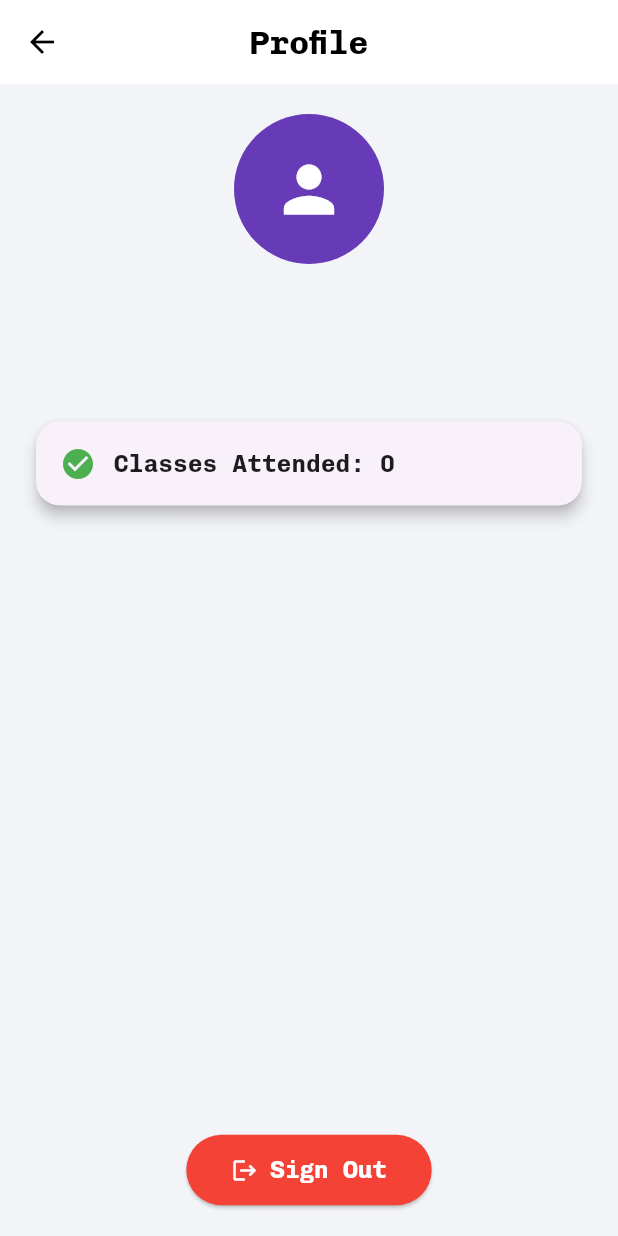
After one commit to RaghavBaheti90/Mark-me-, a Flutter app: the QRHomePage screen opened by its route, after a tap on "Profile", on a phone screen of 412 x 824 dp. The commit adds this screen. Run offline on Flutter 3.47's test engine with Material 3 defaults, Android fonts, the light colour scheme and no system bars; our stand-ins replace cloud_firestore, firebase_auth, firebase_core, qr_flutter; missing offline and left inert: qr_code_scanner; accounts and stored records are empty; network calls fail.

Commit message:
added Profile Page

```diff
--- /dev/null
+++ b/lib/pages/ProfilePage.dart
@@ -0,0 +1,268 @@
+import 'package:cloud_firestore/cloud_firestore.dart';
+import 'package:firebase_auth/firebase_auth.dart';
+import 'package:flutter/material.dart';
+
+class ProfilePage extends StatefulWidget {
+  const ProfilePage({super.key});
+
+  @override
+  State<ProfilePage> createState() => _ProfilePageState();
+}
+
+class _ProfilePageState extends State<ProfilePage> {
+  final FirebaseAuth _auth = FirebaseAuth.instance;
+  int attendedCount = 0;
+  bool isLoading = true;
+  String displayName = 'No Name';
+  List<Map<String, dynamic>> attendedSessions = [];
+
+  @override
+  void initState() {
+    super.initState();
+    fetchAttendanceData();
+    fetchUserName();
+  }
+
+  Future<void> fetchUserName() async {
+    final user = _auth.currentUser;
+    if (user == null) return;
+
+    final userDoc = await FirebaseFirestore.instance
+        .collection('users')
+        .doc(user.uid)
+        .get();
+
+    if (userDoc.exists) {
+      setState(() {
+        displayName = userDoc.data()?['name'] ?? 'No Name';
+      });
+    }
+  }
+
+  Future<void> updateUserName(String newName) async {
+    final user = _auth.currentUser;
+    if (user == null) return;
+
+    await FirebaseFirestore.instance.collection('users').doc(user.uid).set({
+      'name': newName,
+      'email': user.email,
+    }, SetOptions(merge: true));
+
+    setState(() {
+      displayName = newName;
+    });
+
+    ScaffoldMessenger.of(context).showSnackBar(
+      const SnackBar(content: Text('Name updated')),
+    );
+  }
+
+  void showEditNameDialog() {
+    final controller = TextEditingController(text: displayName);
+
+    showDialog(
+      context: context,
+      builder: (context) => AlertDialog(
+        title: const Text('Edit Name'),
+        content: TextField(
+          controller: controller,
+          decoration: const InputDecoration(
+            hintText: 'Enter your name',
+          ),
+        ),
+        actions: [
+          TextButton(
+            onPressed: () => Navigator.pop(context),
+            child: const Text('Cancel'),
+          ),
+          ElevatedButton(
+            onPressed: () {
+              final newName = controller.text.trim();
+              if (newName.isNotEmpty) {
+                updateUserName(newName);
+                Navigator.pop(context);
+              }
+            },
+            child: const Text('Save'),
+          ),
+        ],
+      ),
+    );
+  }
+
+  Future<void> fetchAttendanceData() async {
+    final user = _auth.currentUser;
+    if (user == null) return;
+
+    final sessions = await FirebaseFirestore.instance
+        .collection('attendance_sessions')
+        .orderBy('timestamp', descending: true)
+        .get();
+
+    int count = 0;
+    List<Map<String, dynamic>> sessionList = [];
+
+    for (var doc in sessions.docs) {
+      final data = doc.data();
+      final students = data['students'] as Map<String, dynamic>? ?? {};
+
+      if (students.containsKey(user.uid)) {
+        count++;
+        sessionList.add({
+          'className': data['className'] ?? 'Unknown',
+          'timestamp': data['timestamp']?.toDate(),
+        });
+      }
+    }
+
+    setState(() {
+      attendedCount = count;
+      attendedSessions = sessionList;
+      isLoading = false;
+    });
+  }
+
+  void showAttendanceDetails() {
+    if (attendedSessions.isEmpty) {
+      ScaffoldMessenger.of(context).showSnackBar(
+        const SnackBar(content: Text('No attendance records found')),
+      );
+      return;
+    }
+
+    showModalBottomSheet(
+      context: context,
+      shape: const RoundedRectangleBorder(
+        borderRadius: BorderRadius.vertical(top: Radius.circular(20)),
+      ),
+      builder: (context) => ListView.builder(
+        padding: const EdgeInsets.all(16),
+        itemCount: attendedSessions.length,
+        itemBuilder: (context, index) {
+          final session = attendedSessions[index];
+          final dateTime = session['timestamp'] as DateTime?;
+
+          return ListTile(
+            leading: const Icon(Icons.class_),
+            title: Text(session['className']),
+            subtitle: Text(
+              dateTime != null
+                  ? '${dateTime.day}/${dateTime.month}/${dateTime.year} – ${dateTime.hour}:${dateTime.minute.toString().padLeft(2, '0')}'
+                  : 'Unknown time',
+            ),
+          );
+        },
+      ),
+    );
+  }
+
+  void signOut() async {
+    await _auth.signOut();
+    Navigator.of(context).pushReplacementNamed('/login');
+  }
+
+  @override
+  Widget build(BuildContext context) {
+    final user = _auth.currentUser;
+
+    return Scaffold(
+      backgroundColor: const Color(0xFFF3F4F8),
+      appBar: AppBar(
+        title: const Text(
+          'Profile',
+          style: TextStyle(
+            fontFamily: 'ChivoMono',
+            fontWeight: FontWeight.bold,
+          ),
+        ),
+        backgroundColor: Colors.white,
+        foregroundColor: Colors.black,
+        centerTitle: true,
+        elevation: 0,
+      ),
+      body: user == null
+          ? const Center(child: Text("User not signed in"))
+          : Padding(
+              padding: const EdgeInsets.all(20.0),
+              child: Column(
+                children: [
+                  const CircleAvatar(
+                    radius: 50,
+                    backgroundColor: Colors.deepPurple,
+                    child: Icon(Icons.person, size: 50, color: Colors.white),
+                  ),
+                  const SizedBox(height: 20),
+                  GestureDetector(
+                    onTap: showEditNameDialog,
+                    child: Text(
+                      displayName,
+                      style: const TextStyle(
+                        fontFamily: 'ChivoMono',
+                        fontSize: 20,
+                        fontWeight: FontWeight.bold,
+                        decoration: TextDecoration.underline,
+                      ),
+                    ),
+                  ),
+                  Text(
+                    user.email ?? '',
+                    style: const TextStyle(
+                      fontFamily: 'ChivoMono',
+                      fontSize: 16,
+                      color: Colors.grey,
+                    ),
+                  ),
+                  const SizedBox(height: 30),
+                  isLoading
+                      ? const CircularProgressIndicator()
+                      : GestureDetector(
+                          onTap: showAttendanceDetails,
+                          child: Card(
+                            shape: RoundedRectangleBorder(
+                                borderRadius: BorderRadius.circular(16)),
+                            elevation: 4,
+                            child: Padding(
+                              padding: const EdgeInsets.all(16.0),
+                              child: Row(
+                                children: [
+                                  const Icon(Icons.check_circle,
+                                      color: Colors.green),
+                                  const SizedBox(width: 12),
+                                  Text(
+                                    'Classes Attended: $attendedCount',
+                                    style: const TextStyle(
+                                      fontFamily: 'ChivoMono',
+                                      fontSize: 16,
+                                      fontWeight: FontWeight.bold,
+                                    ),
+                                  ),
+                                ],
+                              ),
+                            ),
+                          ),
+                        ),
+                  const Spacer(),
+                  ElevatedButton.icon(
+                    onPressed: signOut,
+                    style: ElevatedButton.styleFrom(
+                      backgroundColor: Colors.red,
+                      padding: const EdgeInsets.symmetric(
+                          horizontal: 30, vertical: 12),
+                    ),
+                    icon: const Icon(Icons.logout, color: Colors.white),
+                    label: const Text(
+                      'Sign Out',
+                      style: TextStyle(
+                        fontFamily: 'ChivoMono',
+                        fontWeight: FontWeight.bold,
+                        fontSize: 16,
+                        color: Colors.white,
+                      ),
+                    ),
+                  ),
+                ],
+              ),
+            ),
+    );
+  }
+}
--- a/lib/pages/home.dart
+++ b/lib/pages/home.dart
@@ -12,7 +12,8 @@ class QRHomePage extends StatelessWidget {
     double width = MediaQuery.of(context).size.width;
     return Scaffold(
       backgroundColor: const Color(0xFFF3F4F8), // light pastel background
-      body: SafeArea(
+      body: SingleChildScrollView(
+        child: SafeArea(
           child: Padding(
             padding: const EdgeInsets.all(24.0),
             child: Column(
@@ -20,7 +21,7 @@ class QRHomePage extends StatelessWidget {
               children: [
                 const SizedBox(height: 40),
                 Text(
-                'QR Utility',
+                  'Mark Me',
                   style: TextStyle(
                     fontFamily: "ChivoMono",
                     fontSize: height * 0.045,
@@ -74,7 +75,19 @@ class QRHomePage extends StatelessWidget {
                     color: Colors.pink,
                   ),
                 ),
+                const SizedBox(height: 30),
+                GestureDetector(
+                  onTap: () {
+                    Navigator.pushNamed(context, '/profile');
+                  },
+                  child: QRHomeCard(
+                    title: "Profile",
+                    icon: Icons.person,
+                    color: Colors.green,
+                  ),
+                ),
               ],
+            ),
           ),
         ),
       ),
```
Also changed, not shown: lib/main.dart (+6 -1 lines), lib/pages/GenerateQRScreen.dart (+10 -3 lines). Lines whose indentation alone changed are shown as unchanged.
